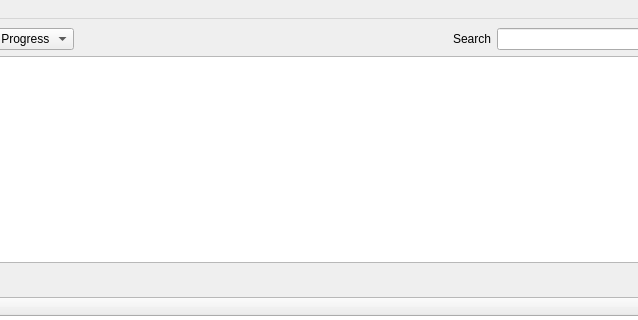
Old version of the form proMan_main.ui in the repository hadfyx/proMan; both pictures show x 366 to 1004 and y 0 to 320 of the 1331 by 528 pixel window.
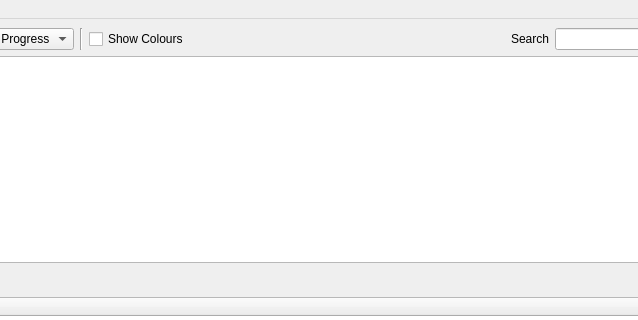
New version of the form. Icons and pictures are not drawn.

Commit message: Added colour-coding and quick navigation

Patch:
```diff
--- a/proMan_main.ui
+++ b/proMan_main.ui
@@ -84,6 +84,20 @@
           </item>
          </widget>
         </item>
+        <item>
+         <widget class="Line" name="line_3">
+          <property name="orientation">
+           <enum>Qt::Vertical</enum>
+          </property>
+         </widget>
+        </item>
+        <item>
+         <widget class="QCheckBox" name="chb_Colours">
+          <property name="text">
+           <string>Show Colours</string>
+          </property>
+         </widget>
+        </item>
         <item>
          <spacer name="horizontalSpacer_2">
           <property name="orientation">
```
Left out of the diff: 3 changed lines with no effect on the pictures. The commit also changes 3 other files.
